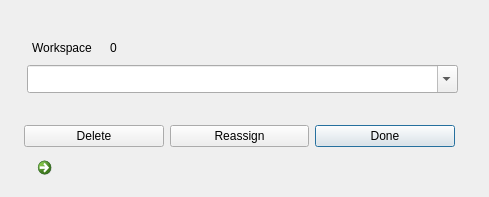
This is workspacedlg.ui in towhee/Winnow64 as Qt 5 draws it before an edit. The edited form follows.
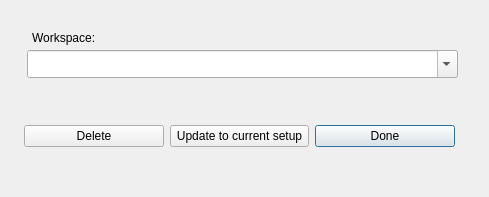
This is the edited form.

```diff
--- a/workspacedlg.ui
+++ b/workspacedlg.ui
@@ -23,7 +23,7 @@
    <property name="geometry">
     <rect>
      <x>27</x>
-     <y>65</y>
+     <y>50</y>
      <width>431</width>
      <height>28</height>
     </rect>
@@ -37,18 +37,27 @@
    <property name="editable">
     <bool>true</bool>
    </property>
+   <property name="sizeAdjustPolicy">
+    <enum>QComboBox::AdjustToMinimumContentsLengthWithIcon</enum>
+   </property>
+   <property name="iconSize">
+    <size>
+     <width>16</width>
+     <height>24</height>
+    </size>
+   </property>
   </widget>
   <widget class="QLabel" name="workspaceLbl">
    <property name="geometry">
     <rect>
      <x>32</x>
-     <y>40</y>
-     <width>69</width>
+     <y>30</y>
+     <width>91</width>
      <height>16</height>
     </rect>
    </property>
    <property name="text">
-    <string>Workspace</string>
+    <string>Workspace:</string>
    </property>
   </widget>
   <widget class="QWidget" name="layoutWidget">
@@ -71,7 +80,7 @@
     <item>
      <widget class="QPushButton" name="reassignBtn">
       <property name="text">
-       <string>Reassign</string>
+       <string>Update to current setup</string>
       </property>
      </widget>
     </item>
@@ -103,32 +112,6 @@
     <set>Qt::AlignRight|Qt::AlignTrailing|Qt::AlignVCenter</set>
    </property>
   </widget>
-  <widget class="QCommandLinkButton" name="reportLinkButton">
-   <property name="geometry">
-    <rect>
-     <x>30</x>
-     <y>150</y>
-     <width>31</width>
-     <height>31</height>
-    </rect>
-   </property>
-   <property name="text">
-    <string/>
-   </property>
-  </widget>
-  <widget class="QLabel" name="workspaceIndexLbl">
-   <property name="geometry">
-    <rect>
-     <x>110</x>
-     <y>40</y>
-     <width>31</width>
-     <height>16</height>
-    </rect>
-   </property>
-   <property name="text">
-    <string>0</string>
-   </property>
-  </widget>
  </widget>
  <resources/>
  <connections>
```
